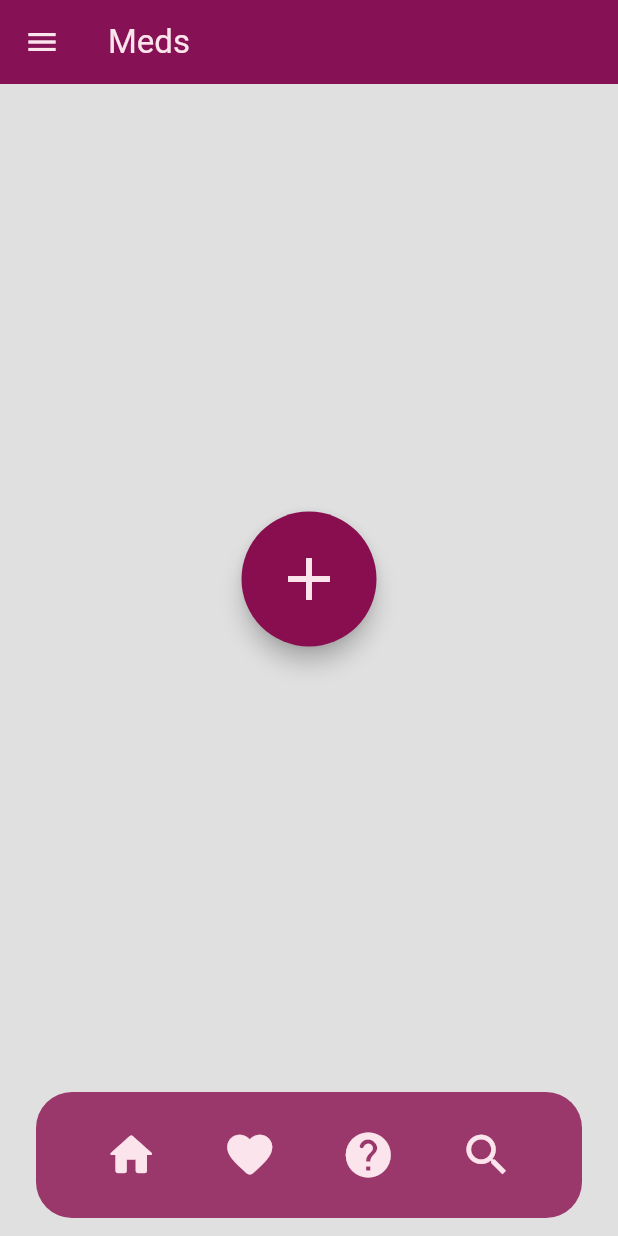
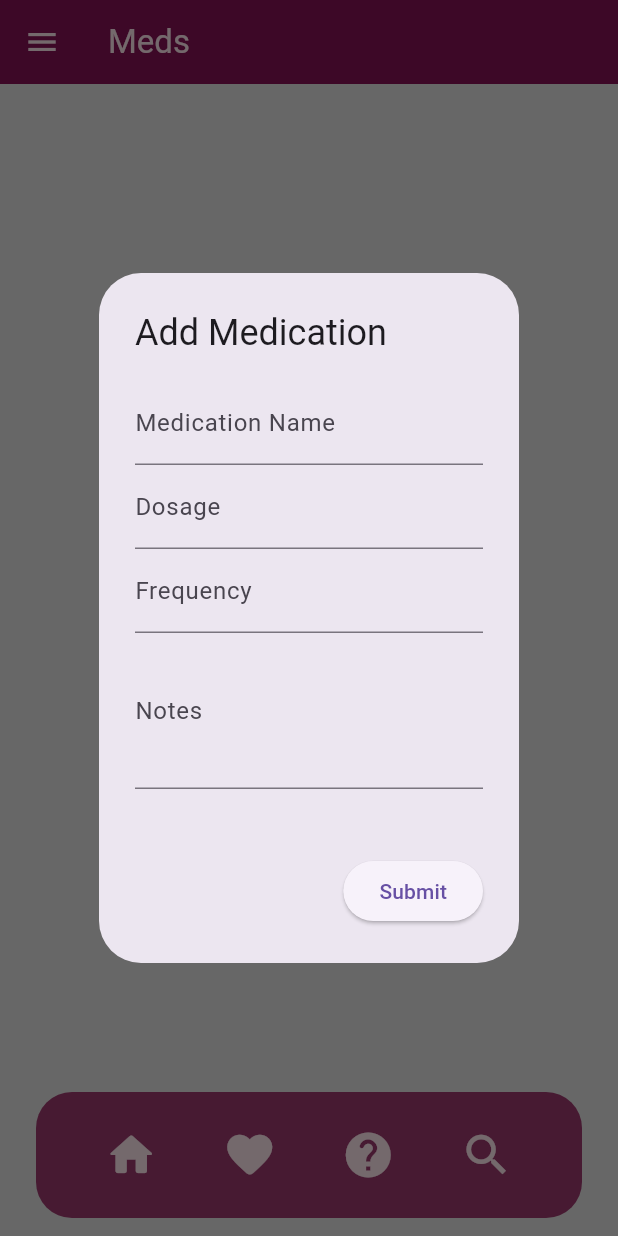
Before and after one commit to sreyasaju/heartSync, a Flutter app: the MedicationLogger screen opened directly, item 4 of the bottom bar chosen, after a tap on the "add" icon, on a phone screen of 412 x 824 dp. Run offline on Flutter 3.47's test engine with Material 3 defaults, Android fonts, the phone set to English and light mode, and no system bars; Roboto replaces fonts that are missing (BalooChettan2).

Commit message:
add medication dialog

```diff
--- a/lib/pages/medication_logger.dart
+++ b/lib/pages/medication_logger.dart
@@ -1,3 +1,4 @@
+import 'package:flutter/foundation.dart';
 import "package:flutter/material.dart";
 import 'package:heart_sync/components/side_menu.dart';
 import 'package:heart_sync/components/nav_bar.dart';
@@ -9,8 +10,11 @@ class MedicationLogger extends StatefulWidget {
   State<MedicationLogger> createState() => _MedicationLoggerState();
 }
 
+
+
 class _MedicationLoggerState extends State<MedicationLogger> {
-  final _formGlobalKey = GlobalKey<FormState>();
+  final _formKey = GlobalKey<FormState>();
+
   @override
   Widget build(BuildContext context) {
     return Scaffold(
@@ -30,7 +34,6 @@ class _MedicationLoggerState extends State<MedicationLogger> {
               physics: const BouncingScrollPhysics(),
               child: Column(
                 children: <Widget>[
-
                 ],
               ),
             ),
@@ -47,7 +50,8 @@ class _MedicationLoggerState extends State<MedicationLogger> {
                 backgroundColor: Colors.pink[900],
                 foregroundColor: Colors.pink[50],
                 onPressed: () {
-                    },
+                  openDialog();
+                },
                 child: const Icon(Icons.add, size: 48),
               ),
             ),
@@ -56,4 +60,64 @@ class _MedicationLoggerState extends State<MedicationLogger> {
       ),
     );
   }
+
+  Future openDialog() => showDialog(
+    context: context,
+    builder: (context) => AlertDialog(
+      title: const Text("Add Medication"),
+      content: Form(
+        key: _formKey,
+        child: Column(
+          mainAxisSize: MainAxisSize.min,
+          children: [
+            TextFormField(
+              decoration: const InputDecoration(labelText: "Medication Name"),
+              validator: (value) {
+                if (value == null || value.isEmpty) {
+                  return 'Please enter a medication name';
+                }
+                return null;
+              },
+            ),
+            TextFormField(
+              decoration: const InputDecoration(labelText: "Dosage"),
+              validator: (value) {
+                if (value == null || value.isEmpty) {
+                  return 'Please enter a dosage';
+                }
+                return null;
+              },
+            ),
+            TextFormField(
+              decoration: const InputDecoration(labelText: "Frequency"),
+              validator: (value) {
+                if (value == null || value.isEmpty) {
+                  return 'Please enter a frequency';
+                }
+                return null;
+              },
+            ),
+            TextFormField(
+              decoration: const InputDecoration(labelText: "Notes"),
+              maxLines: 3,
+            ),
+            const SizedBox(height: 20),
+          ],
+        ),
+      ),
+      actions: [
+         ElevatedButton(
+          onPressed: () {
+            if (_formKey.currentState!.validate()) {
+
+              ScaffoldMessenger.of(context).showSnackBar(
+                const SnackBar(content: Text('Processing Data')),
+              );
+            }
+          },
+          child: const Text('Submit'),
+          ),
+      ]
+    ),
+  );
 }
```
